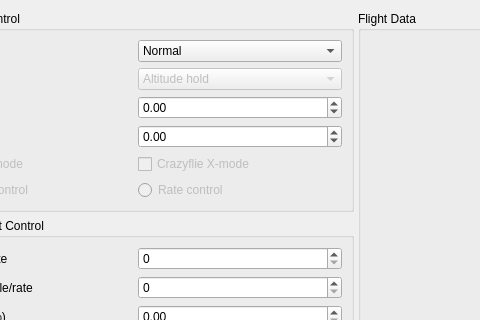
bitcraze/crazyflie-clients-python, file src/cfclient/ui/tabs/flightTab.ui: the form before one commit; both pictures show x 95 to 575 and y 0 to 320 of the 1228 by 916 pixel window.
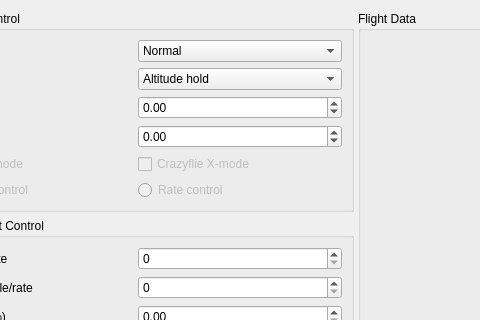
The form after the commit.

Commit message: Final touches on assisted control. Closes #280

```diff
--- a/src/cfclient/ui/tabs/flightTab.ui
+++ b/src/cfclient/ui/tabs/flightTab.ui
@@ -105,7 +105,7 @@
             <item row="2" column="1">
              <widget class="QComboBox" name="_assist_mode_combo">
               <property name="enabled">
-               <bool>false</bool>
+               <bool>true</bool>
               </property>
               <item>
                <property name="text">
```
The commit also changes 2 other files.
